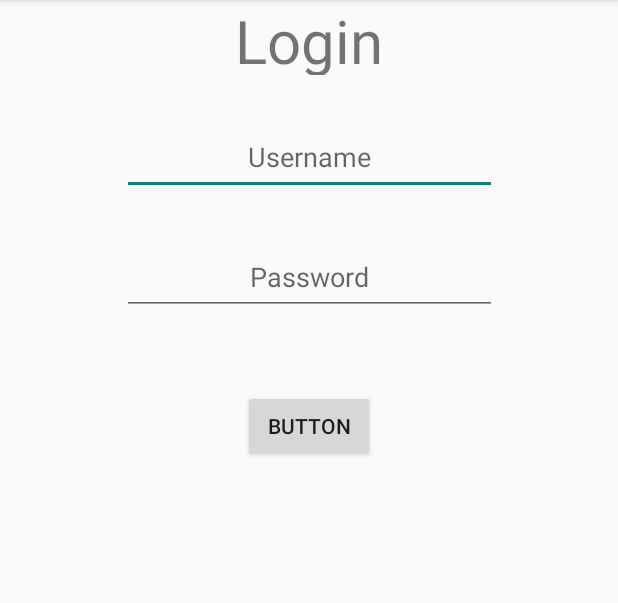
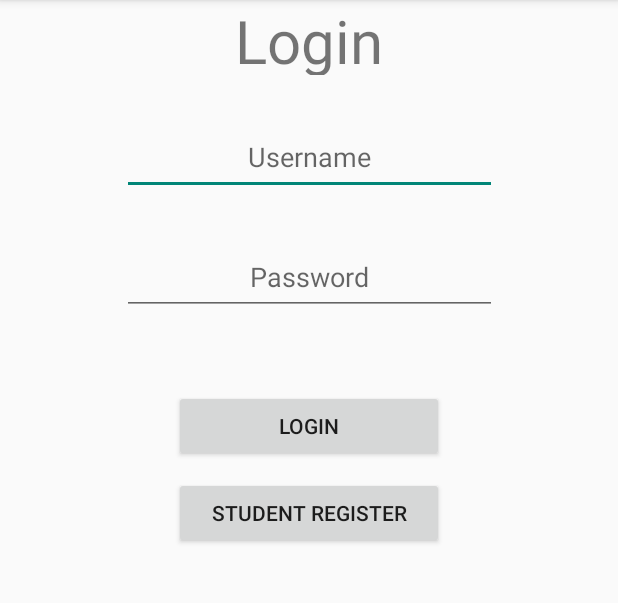
Before and after one commit to efuji38/TrackMyGrades, an Android app: the screen it shows after launch (MainActivity), on a phone screen of 412 x 824 dp, the part 84-687 px from its top. Run offline under Robolectric (Android 15) with nearby library versions, the phone set to English and light mode, and no system bars; our stand-ins replace Room's generated code.

Commit message:
Added Student Registration Page

```diff
--- a/app/src/main/AndroidManifest.xml
+++ b/app/src/main/AndroidManifest.xml
@@ -12,6 +12,9 @@
         android:supportsRtl="true"
         android:theme="@style/Theme.AppCompat.DayNight.DarkActionBar"
         tools:targetApi="31">
+        <activity
+            android:name=".activities.StudentRegistrationActivity"
+            android:exported="false" />
         <activity
             android:name=".activities.CreateAssignmentQuizActivity"
             android:exported="false" />
--- a/app/src/main/java/com/example/trackmygrades/activities/MainActivity.java
+++ b/app/src/main/java/com/example/trackmygrades/activities/MainActivity.java
@@ -38,10 +38,17 @@ public class MainActivity extends AppCompatActivity {
 
 
 
-        binding.buttonLogin.setOnClickListener(new View.OnClickListener() {
+        binding.loginButton.setOnClickListener(new View.OnClickListener() {
             @Override
             public void onClick(View v) {
                 verifyUser();
+            }
+        });
+        binding.registerButton.setOnClickListener(new View.OnClickListener() {
+            @Override
+            public void onClick(View v) {
+                Intent intent = new Intent(MainActivity.this, StudentRegistrationActivity.class);
+                startActivity(intent);
             }
         });
     }
--- a/app/src/main/res/layout/activity_main.xml
+++ b/app/src/main/res/layout/activity_main.xml
@@ -41,14 +41,26 @@
         app:layout_constraintTop_toBottomOf="@id/editTextUsername" />
 
     <Button
-        android:id="@+id/buttonLogin"
-        android:layout_width="wrap_content"
+        android:id="@+id/loginButton"
+        android:layout_width="180dp"
         android:layout_height="wrap_content"
-        android:text="Button"
+        android:text="Login"
         android:layout_marginTop="50dp"
         app:layout_constraintStart_toStartOf="parent"
         app:layout_constraintEnd_toEndOf="parent"
         app:layout_constraintTop_toBottomOf="@id/editTextPassword"
         tools:layout_editor_absoluteX="158dp"
         tools:layout_editor_absoluteY="361dp" />
+
+    <Button
+        android:id="@+id/registerButton"
+        android:layout_width="180dp"
+        android:layout_height="wrap_content"
+        android:text="Student Register"
+        android:layout_marginTop="10dp"
+        app:layout_constraintStart_toStartOf="parent"
+        app:layout_constraintEnd_toEndOf="parent"
+        app:layout_constraintTop_toBottomOf="@id/loginButton"
+        tools:layout_editor_absoluteX="158dp"
+        tools:layout_editor_absoluteY="361dp" />
 </androidx.constraintlayout.widget.ConstraintLayout>
```
Also changed, not shown: app/src/main/java/com/example/trackmygrades/activities/StudentRegistrationActivity.java (added, +88 -0 lines), app/src/main/java/com/example/trackmygrades/database/TrackMyGradesDatabase.java (+11 -0 lines), app/src/main/res/layout/activity_student_registration.xml (added, +86 -0 lines).
